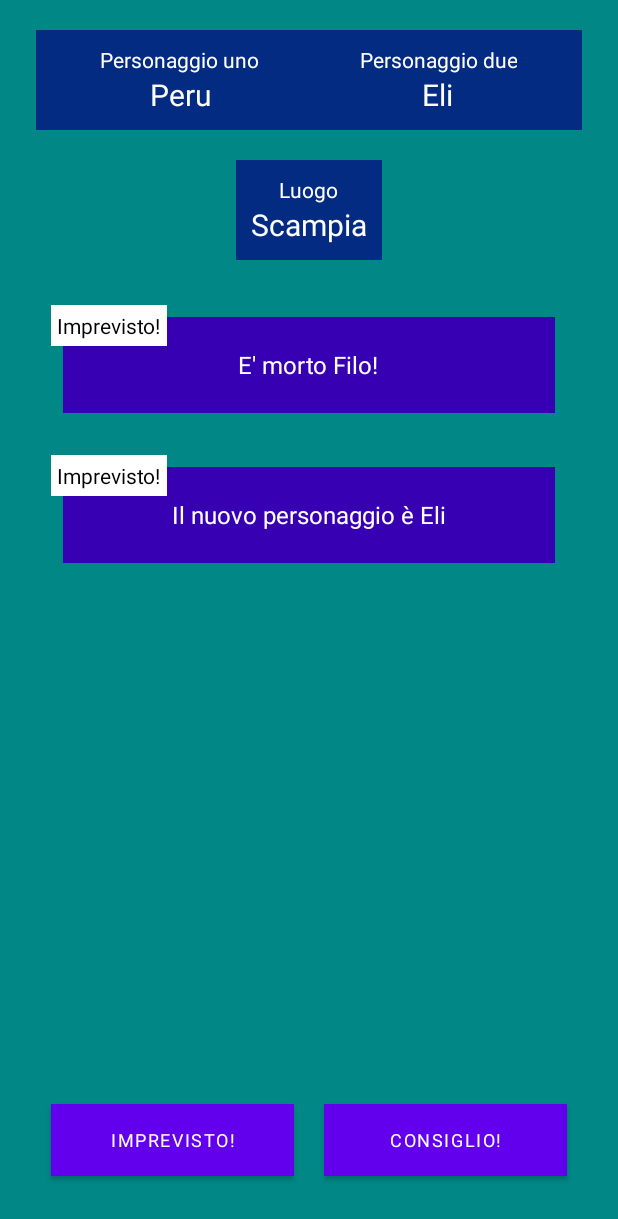
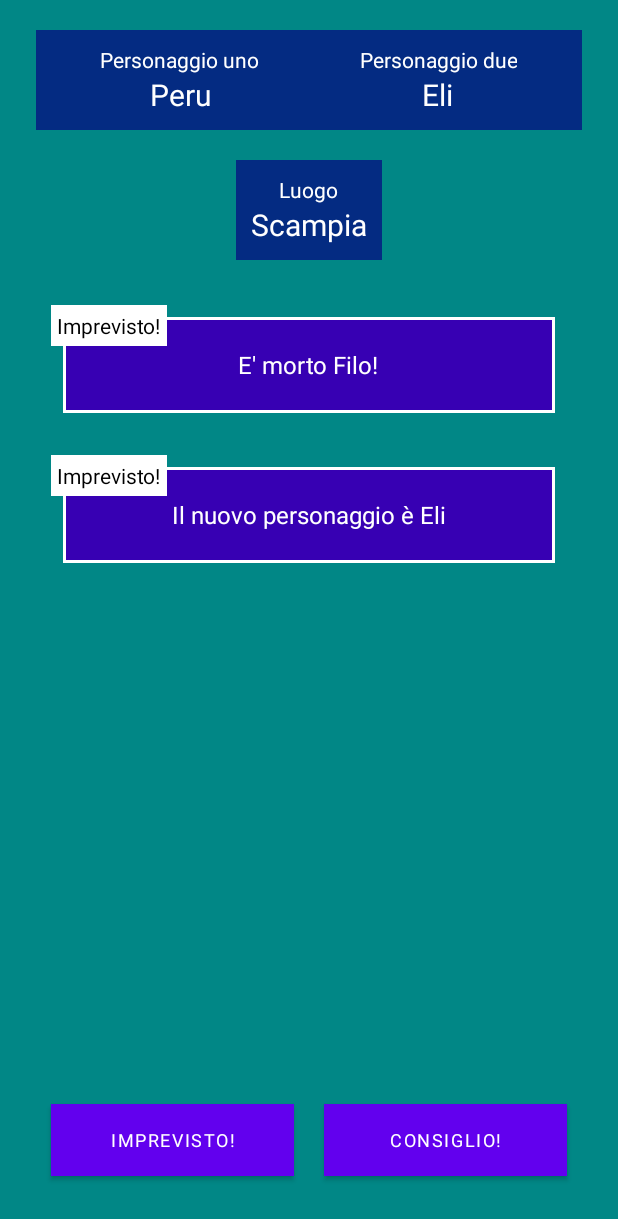
Before and after one commit to stebaia/MyStory, an Android app: the ResultFragment screen opened through its navigation route, after a tap on "IMPREVISTO!", on a phone screen of 412 x 824 dp. Shown: the top 1219 px of the screen. Run offline under Robolectric (Android 15) with nearby library versions, the phone set to English and light mode, and no system bars; our stand-ins replace navigation-ui; Roboto replaces fonts that are not available here.

Commit message:
aggiunti bordi adapter

```diff
--- a/app/src/main/java/com/sbaiardi/mystory/ui/extraction/ExtractionFragment.kt
+++ b/app/src/main/java/com/sbaiardi/mystory/ui/extraction/ExtractionFragment.kt
@@ -51,10 +51,8 @@ class ExtractionFragment: Fragment(R.layout.fragment_extraction_layout) {
 
         }
         extractionViewModel.name.observe(viewLifecycleOwner, {
-            binding.txtNameResult.text = it.name
             Result.result_first_character = it
-            binding.txtNameLabel.visibility = View.GONE
-            binding.txtNameResult.text = "Il personaggio estratto è ${it.name}"
+            binding.txtNameLabel.text = "Il personaggio estratto è ${it.name}"
         })
 
         binding.btnNext.setOnClickListener {
--- a/app/src/main/java/com/sbaiardi/mystory/ui/extraction/PlaceExtractionFragment.kt
+++ b/app/src/main/java/com/sbaiardi/mystory/ui/extraction/PlaceExtractionFragment.kt
@@ -46,10 +46,8 @@ class PlaceExtractionFragment: Fragment(R.layout.fragment_place_extration_layout
         }
 
         extractionViewModel.place.observe(viewLifecycleOwner, {
-            binding.txtPlaceResult.text = it.name
             Result.result_place = it
-            binding.txtNameLabel.visibility = View.GONE
-            binding.txtPlaceResult.text = "Il luogo estratto è ${it.name}"
+            binding.txtNameLabel.text = "Il luogo estratto è ${it.name}"
         })
 
         binding.btnNext.setOnClickListener {
--- a/app/src/main/java/com/sbaiardi/mystory/ui/extraction/SecondNameFragment.kt
+++ b/app/src/main/java/com/sbaiardi/mystory/ui/extraction/SecondNameFragment.kt
@@ -38,10 +38,10 @@ class SecondNameFragment: Fragment(R.layout.fragment_second_name_layout) {
             binding.btnNext.visibility = View.VISIBLE
         }
         extractionViewModel.name.observe(viewLifecycleOwner, {
-            binding.txtNameResult.text = it.name
+
             Result.result_second_character = it
-            binding.txtNameLabel.visibility = View.GONE
-            binding.txtNameResult.text = "Il personaggio estratto è ${it.name}"
+
+            binding.txtNameLabel.text = "Il personaggio estratto è ${it.name}"
         })
         binding.btnNext.setOnClickListener {
             Navigation.findNavController(binding.root)
--- /dev/null
+++ b/app/src/main/res/drawable/background_line_white.xml
@@ -0,0 +1,10 @@
+<?xml version="1.0" encoding="utf-8"?>
+<shape xmlns:android="http://schemas.android.com/apk/res/android"
+    android:shape="rectangle">
+    <corners
+
+        />
+    <stroke
+        android:width="2dp"
+        android:color="@color/white" />
+</shape>
--- a/app/src/main/res/layout/items_result_layout.xml
+++ b/app/src/main/res/layout/items_result_layout.xml
@@ -3,12 +3,19 @@
     android:layout_width="match_parent"
     android:layout_margin="10dp"
     android:layout_height="80dp">
+    <LinearLayout
+        android:layout_margin="8dp"
+        android:background="@drawable/background_line_white"
+        android:layout_width="match_parent"
+        android:layout_height="match_parent">
+
 
     <RelativeLayout
+        android:layout_margin="2dp"
         android:id="@+id/relative_background"
         android:layout_width="match_parent"
         android:layout_height="match_parent"
-        android:layout_margin="8dp"
+
 
         >
 
@@ -21,6 +28,7 @@
             android:textColor="@color/white"
             android:textSize="16dp"></TextView>
     </RelativeLayout>
+    </LinearLayout>
     <TextView
         android:id="@+id/txt_type"
         android:padding="4dp"
```
